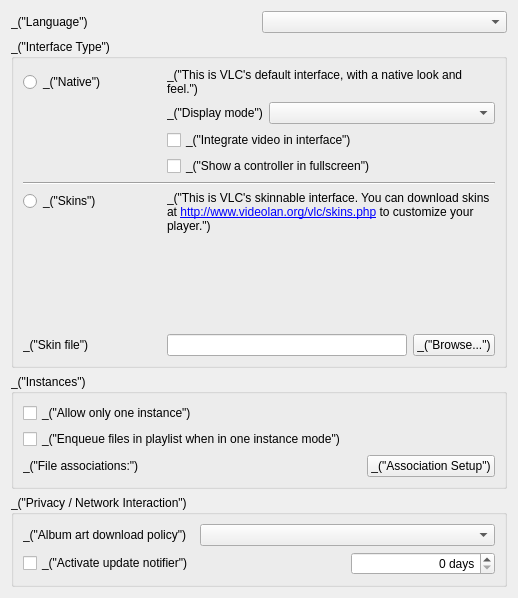
First picture: the form in modules/gui/qt4/ui/sprefs_interface.ui, repository omunroe-com/ubtvlc, before the edit.
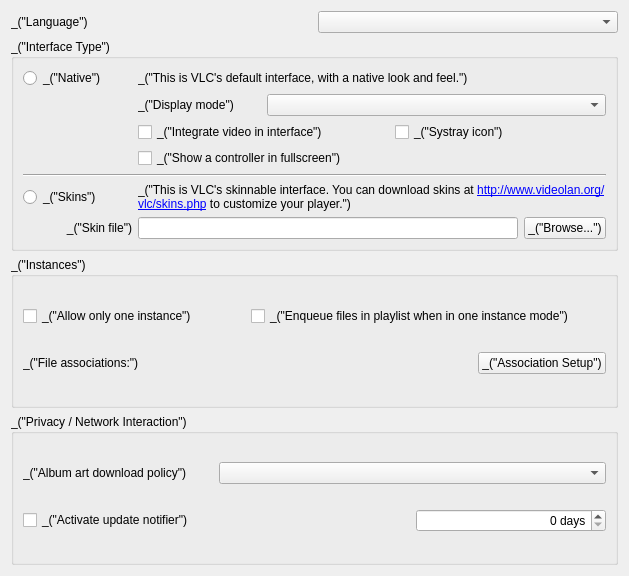
Second picture: the form after the edit.

What changed in the file:
```diff
--- a/modules/gui/qt4/ui/sprefs_interface.ui
+++ b/modules/gui/qt4/ui/sprefs_interface.ui
@@ -5,8 +5,8 @@
    <rect>
     <x>0</x>
     <y>0</y>
-    <width>518</width>
-    <height>598</height>
+    <width>629</width>
+    <height>576</height>
    </rect>
   </property>
   <property name="sizePolicy" >
@@ -18,7 +18,7 @@
   <property name="windowTitle" >
    <string>Form</string>
   </property>
-  <layout class="QGridLayout" >
+  <layout class="QGridLayout" name="gridLayout_3" >
    <item row="0" column="0" >
     <widget class="QLabel" name="languageLabel" >
      <property name="text" >
@@ -34,16 +34,44 @@
      <property name="title" >
       <string>_("Interface Type")</string>
      </property>
-     <layout class="QGridLayout" >
+     <layout class="QGridLayout" name="gridLayout" >
       <item row="0" column="0" >
        <widget class="QRadioButton" name="qt4" >
+        <property name="sizePolicy" >
+         <sizepolicy vsizetype="Fixed" hsizetype="Maximum" >
+          <horstretch>0</horstretch>
+          <verstretch>0</verstretch>
+         </sizepolicy>
+        </property>
         <property name="text" >
          <string>_("Native")</string>
         </property>
        </widget>
       </item>
-      <item row="0" column="1" colspan="3" >
+      <item row="0" column="1" >
+       <spacer name="horizontalSpacer" >
+        <property name="orientation" >
+         <enum>Qt::Horizontal</enum>
+        </property>
+        <property name="sizeType" >
+         <enum>QSizePolicy::Fixed</enum>
+        </property>
+        <property name="sizeHint" stdset="0" >
+         <size>
+          <width>20</width>
+          <height>20</height>
+         </size>
+        </property>
+       </spacer>
+      </item>
+      <item row="0" column="2" colspan="4" >
        <widget class="QLabel" name="defaultLabel" >
+        <property name="sizePolicy" >
+         <sizepolicy vsizetype="Preferred" hsizetype="MinimumExpanding" >
+          <horstretch>0</horstretch>
+          <verstretch>0</verstretch>
+         </sizepolicy>
+        </property>
         <property name="frameShape" >
          <enum>QFrame::NoFrame</enum>
         </property>
@@ -61,10 +89,10 @@
         </property>
        </widget>
       </item>
-      <item row="1" column="1" >
+      <item row="1" column="2" >
        <widget class="QLabel" name="label" >
         <property name="sizePolicy" >
-         <sizepolicy vsizetype="Preferred" hsizetype="Maximum" >
+         <sizepolicy vsizetype="Preferred" hsizetype="Preferred" >
           <horstretch>0</horstretch>
           <verstretch>0</verstretch>
          </sizepolicy>
@@ -74,7 +102,7 @@
         </property>
        </widget>
       </item>
-      <item row="1" column="2" colspan="2" >
+      <item row="1" column="3" colspan="3" >
        <widget class="QComboBox" name="displayModeBox" >
         <property name="sizePolicy" >
          <sizepolicy vsizetype="Fixed" hsizetype="MinimumExpanding" >
@@ -84,17 +112,24 @@
         </property>
        </widget>
       </item>
-      <item row="2" column="1" colspan="3" >
+      <item row="2" column="2" colspan="2" >
        <widget class="QCheckBox" name="embedVideo" >
         <property name="text" >
          <string>_("Integrate video in interface")</string>
         </property>
        </widget>
       </item>
-      <item row="4" column="0" colspan="4" >
-       <widget class="Line" name="line" >
-        <property name="orientation" >
-         <enum>Qt::Horizontal</enum>
+      <item row="2" column="4" colspan="2" >
+       <widget class="QCheckBox" name="systrayBox" >
+        <property name="text" >
+         <string>_("Systray icon")</string>
+        </property>
+       </widget>
+      </item>
+      <item row="3" column="2" colspan="4" >
+       <widget class="QCheckBox" name="fsController" >
+        <property name="text" >
+         <string>_("Show a controller in fullscreen")</string>
         </property>
        </widget>
       </item>
@@ -105,10 +140,10 @@
         </property>
        </widget>
       </item>
-      <item rowspan="2" row="5" column="1" colspan="3" >
+      <item row="5" column="2" colspan="4" >
        <widget class="QLabel" name="skinsLabel" >
         <property name="sizePolicy" >
-         <sizepolicy vsizetype="Minimum" hsizetype="Preferred" >
+         <sizepolicy vsizetype="Minimum" hsizetype="Minimum" >
           <horstretch>0</horstretch>
           <verstretch>0</verstretch>
          </sizepolicy>
@@ -132,37 +167,27 @@
          <bool>true</bool>
         </property>
         <property name="margin" >
-         <number>0</number>
+         <number>5</number>
         </property>
         <property name="openExternalLinks" >
          <bool>true</bool>
         </property>
        </widget>
       </item>
-      <item row="6" column="0" >
-       <spacer>
-        <property name="orientation" >
-         <enum>Qt::Vertical</enum>
-        </property>
-        <property name="sizeHint" stdset="0" >
-         <size>
-          <width>20</width>
-          <height>20</height>
-         </size>
-        </property>
-       </spacer>
-      </item>
-      <item row="7" column="0" >
+      <item row="6" column="0" colspan="2" >
        <widget class="QLabel" name="label_4" >
         <property name="text" >
          <string>_("Skin file")</string>
         </property>
+        <property name="alignment" >
+         <set>Qt::AlignRight|Qt::AlignTrailing|Qt::AlignVCenter</set>
+        </property>
         <property name="buddy" >
          <cstring>fileSkin</cstring>
         </property>
        </widget>
       </item>
-      <item row="7" column="1" colspan="2" >
+      <item row="6" column="2" colspan="3" >
        <widget class="QLineEdit" name="fileSkin" >
         <property name="sizePolicy" >
          <sizepolicy vsizetype="Fixed" hsizetype="MinimumExpanding" >
@@ -172,7 +197,7 @@
         </property>
        </widget>
       </item>
-      <item row="7" column="3" >
+      <item row="6" column="5" >
        <widget class="QPushButton" name="skinBrowse" >
         <property name="sizePolicy" >
          <sizepolicy vsizetype="Fixed" hsizetype="Maximum" >
@@ -185,10 +210,10 @@
         </property>
        </widget>
       </item>
-      <item row="3" column="1" colspan="3" >
-       <widget class="QCheckBox" name="fsController" >
-        <property name="text" >
-         <string>_("Show a controller in fullscreen")</string>
+      <item row="4" column="0" colspan="6" >
+       <widget class="Line" name="line" >
+        <property name="orientation" >
+         <enum>Qt::Horizontal</enum>
         </property>
        </widget>
       </item>
@@ -200,29 +225,29 @@
      <property name="title" >
       <string>_("Instances")</string>
      </property>
-     <layout class="QGridLayout" >
-      <item row="0" column="0" colspan="2" >
+     <layout class="QGridLayout" name="gridLayout_2" >
+      <item row="0" column="0" >
        <widget class="QCheckBox" name="OneInterfaceMode" >
         <property name="text" >
          <string>_("Allow only one instance")</string>
         </property>
        </widget>
       </item>
-      <item row="1" column="0" colspan="2" >
-       <widget class="QCheckBox" name="EnqueueOneInterfaceMode" >
-        <property name="text" >
-         <string>_("Enqueue files in playlist when in one instance mode")</string>
-        </property>
-       </widget>
-      </item>
-      <item row="2" column="0" >
+      <item row="1" column="0" >
        <widget class="QLabel" name="assoName" >
         <property name="text" >
          <string>_("File associations:")</string>
         </property>
        </widget>
       </item>
-      <item row="2" column="1" >
+      <item row="0" column="1" colspan="2" >
+       <widget class="QCheckBox" name="EnqueueOneInterfaceMode" >
+        <property name="text" >
+         <string>_("Enqueue files in playlist when in one instance mode")</string>
+        </property>
+       </widget>
+      </item>
+      <item row="1" column="2" >
        <widget class="QPushButton" name="assoButton" >
         <property name="sizePolicy" >
          <sizepolicy vsizetype="Fixed" hsizetype="Maximum" >
```
Left out of the diff: 7 changed lines with no effect on the pictures.
